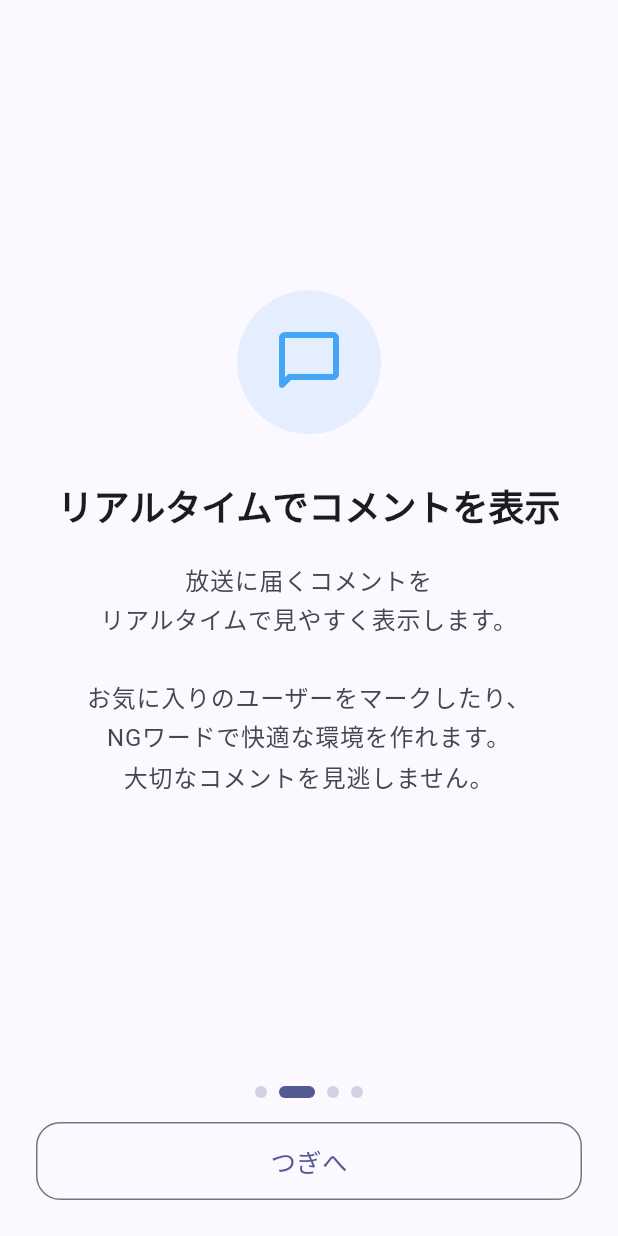
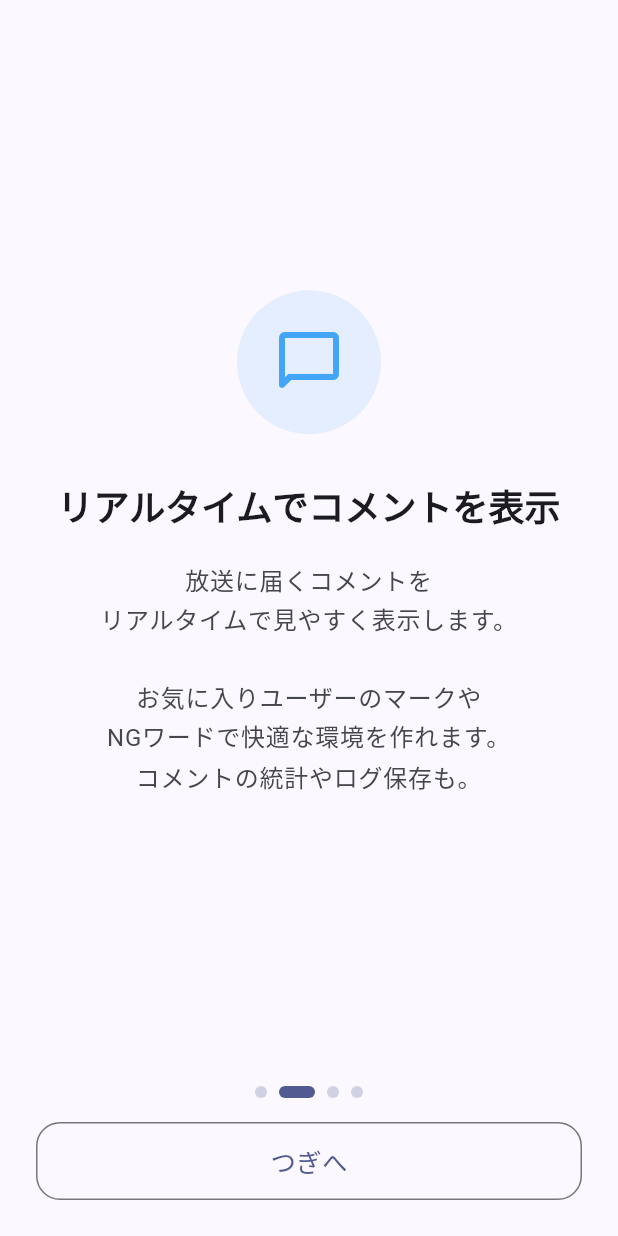
Before and after one commit to sahya/comerune, a Flutter app: the screen it shows after launch, after a tap on "つぎへ", on a phone screen of 412 x 824 dp. Run offline on Flutter 3.47's test engine with Material 3 defaults, Android fonts, the phone set to English and light mode, and no system bars; our stand-ins replace flutter_secure_storage, share_plus, shared_preferences, wakelock_plus, webview_flutter; missing offline and left inert: flutter_foreground_task.

Commit message:
feat(onboarding): 各ページに追加機能の軽い紹介を添える
ページ2: 統計・ログ保存に言及
ページ3: ニックネーム読み上げに言及
ページ4: テーマ・色覚モードに言及

https://claude.ai/code/session_01EEVFKj2UwkhThrjbjNigD8

```diff
--- a/lib/presentation/screens/onboarding_screen.dart
+++ b/lib/presentation/screens/onboarding_screen.dart
@@ -190,9 +190,9 @@ class _CommentViewPage extends StatelessWidget {
       iconColor: const Color(0xFF42A5F5),
       title: 'リアルタイムでコメントを表示',
       body: '放送に届くコメントを\nリアルタイムで見やすく表示します。\n\n'
-          'お気に入りのユーザーをマークしたり、\n'
+          'お気に入りユーザーのマークや\n'
           'NGワードで快適な環境を作れます。\n'
-          '大切なコメントを見逃しません。',
+          'コメントの統計やログ保存も。',
       colorScheme: colorScheme,
     );
   }
@@ -212,7 +212,8 @@ class _SpeechPage extends StatelessWidget {
       body: '棒読みちゃんや VOICEVOX と連携して、\n'
           'コメントを音声で読み上げます。\n\n'
           '画面から目を離しているときでも\n'
-          'リスナーの声を逃さず受け取れます。',
+          'リスナーの声を逃さず受け取れます。\n'
+          'ニックネームの読み上げにも対応。',
       colorScheme: colorScheme,
     );
   }
@@ -231,7 +232,7 @@ class _StartPage extends StatelessWidget {
       title: '準備完了！',
       body: 'ログインして放送番号を入力すれば\n'
           'すぐにコメントを見られます。\n\n'
-          '設定はいつでも変更できるので、\n'
+          'テーマや色覚モードなど設定も充実。\n'
           'まずは気軽に使ってみてください。\n\n'
           'あなたの配信を応援しています！',
       colorScheme: colorScheme,
```
